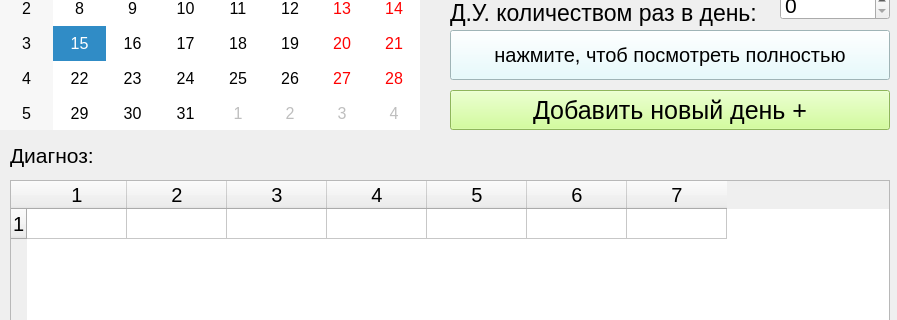
PolkovnikovPavel/collection_lfk, file data/design/form_adding_procedures.ui: the form before one commit; both pictures show x 0 to 897 and y 230 to 550 of the 897 by 824 pixel window.
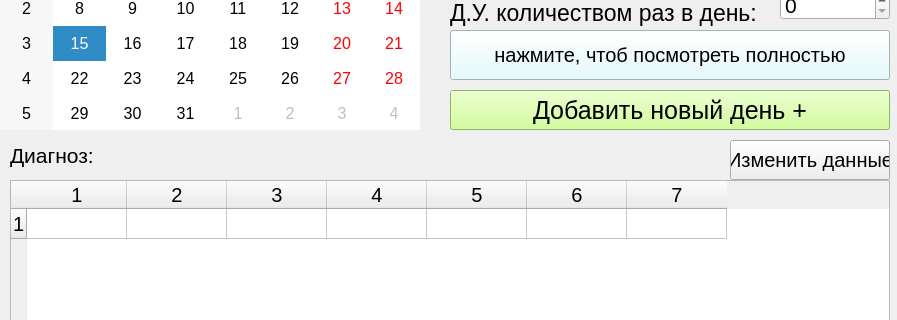
The form after the commit.

Commit message: added change of parameters for the patient and fixed any little bags

Diff of the .ui file:
```diff
--- a/data/design/form_adding_procedures.ui
+++ b/data/design/form_adding_procedures.ui
@@ -646,7 +646,7 @@
      <rect>
       <x>10</x>
       <y>370</y>
-      <width>880</width>
+      <width>720</width>
       <height>31</height>
      </rect>
     </property>
@@ -659,6 +659,24 @@
      <string>Диагноз:</string>
     </property>
    </widget>
+   <widget class="QPushButton" name="chenge_data_of_patient">
+    <property name="geometry">
+     <rect>
+      <x>730</x>
+      <y>370</y>
+      <width>160</width>
+      <height>40</height>
+     </rect>
+    </property>
+    <property name="font">
+     <font>
+      <pointsize>15</pointsize>
+     </font>
+    </property>
+    <property name="text">
+     <string>Изменить данные</string>
+    </property>
+   </widget>
   </widget>
   <widget class="QMenuBar" name="menubar">
    <property name="geometry">
```
The commit also changes 12 other files.
